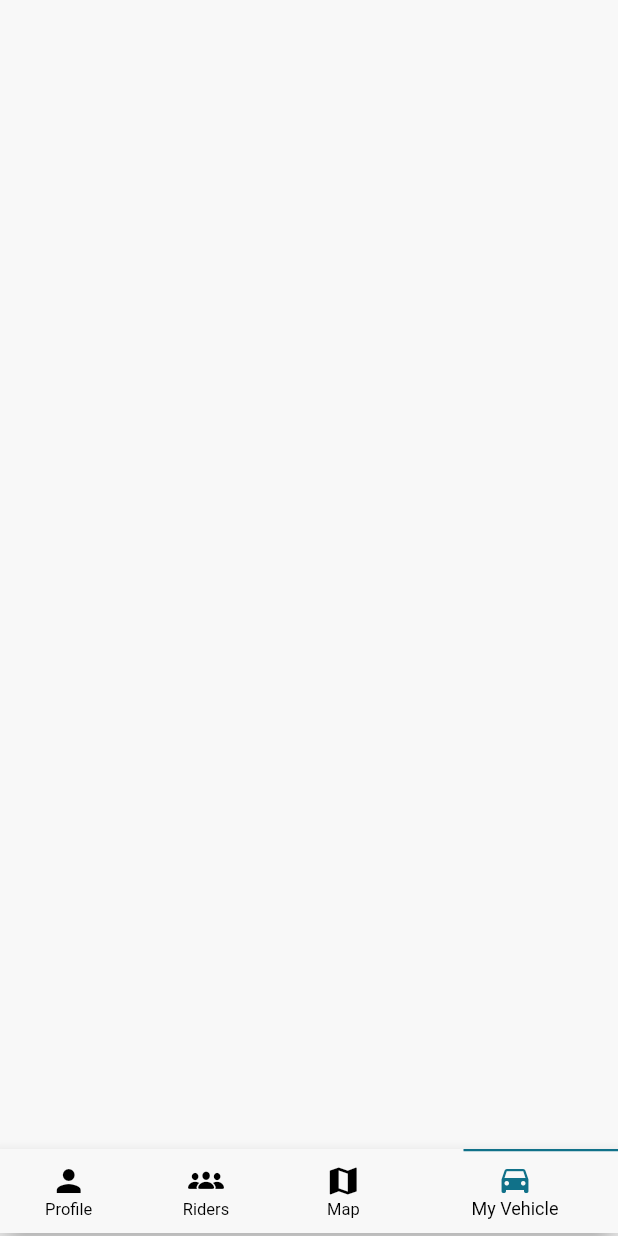
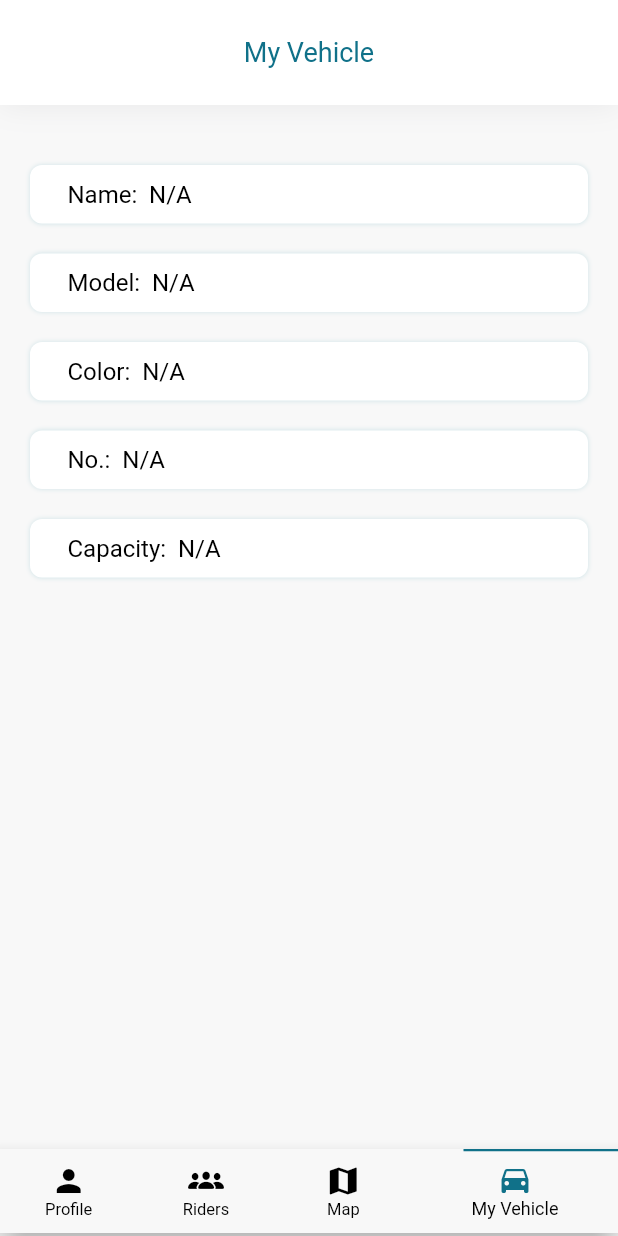
Before and after one commit to aniket-yadav/corporate-transport, a Flutter app: the DriverDashboard screen opened directly, swiped to page 4, on a phone screen of 412 x 824 dp. Run offline on Flutter 3.47's test engine with Material 2 defaults, Android fonts, the phone set to English and light mode, and no system bars; our stand-ins replace firebase_core, google_maps_flutter, image_picker, jiffy, location, numberpicker and 1 more; missing offline and left inert: encrypt; accounts and stored records are empty; network calls fail; Roboto replaces fonts that are missing (Cardo).

Commit message:
my vehicle

```diff
--- a/lib/view/driver/driver_map.dart
+++ b/lib/view/driver/driver_map.dart
@@ -31,13 +31,14 @@ class _DriverMapState extends State<DriverMap> {
   void initState() {
     super.initState();
     WidgetsBinding.instance.addPostFrameCallback((timeStamp) {
-      timer = Timer.periodic(const Duration(milliseconds: 500), (timer) {
+      timer = Timer.periodic(const Duration(seconds: 1), (timer) {
         getUpdatedLocation();
       });
     });
   }
 
   getUpdatedLocation() async {
+    dataController?.getVehicle();
     controller = await _controller.future;
     controller?.moveCamera(
       CameraUpdate.newCameraPosition(
--- a/lib/view/driver/vehicle.dart
+++ b/lib/view/driver/vehicle.dart
@@ -1,11 +1,75 @@
+import 'package:corporatetransportapp/controller/data_controller.dart';
+import 'package:corporatetransportapp/widgets/data_tile.dart';
+import 'package:flutter/material.dart';
+import 'package:provider/provider.dart';
 
-import 'package:flutter/material.dart';
-
-class Vehicle extends StatelessWidget {
+class Vehicle extends StatefulWidget {
   const Vehicle({Key? key}) : super(key: key);
 
   @override
+  State<Vehicle> createState() => _VehicleState();
+}
+
+class _VehicleState extends State<Vehicle> {
+  @override
+  void initState() {
+    WidgetsBinding.instance.addPostFrameCallback((timeStamp) {
+      final dataController =
+          Provider.of<DataController>(context, listen: false);
+      dataController.getVehicle();
+    });
+    super.initState();
+  }
+
+  @override
   Widget build(BuildContext context) {
-    return Container();
+    final dataController = Provider.of<DataController>(context);
+    return SafeArea(
+      child: SingleChildScrollView(
+        child: Column(
+          children: [
+            Container(
+              alignment: Alignment.center,
+              height: 70,
+              decoration: const BoxDecoration(
+                color: Color(0xffffffff),
+                boxShadow: [
+                  BoxShadow(
+                    color: Color(0x1100000D),
+                    blurRadius: 16,
+                    spreadRadius: 0,
+                  )
+                ],
+              ),
+              child: const Text(
+                "My Vehicle",
+                style: TextStyle(
+                  fontSize: 18,
+                  color: Color(0xFF107189),
+                ),
+              ),
+            ),
+            const SizedBox(
+              height: 20,
+            ),
+            DataTile(
+              label: "Name:  ${dataController.vehicle?.name ?? 'N/A'}",
+            ),
+            DataTile(
+              label: "Model:  ${dataController.vehicle?.model ?? 'N/A'}",
+            ),
+            DataTile(
+              label: "Color:  ${dataController.vehicle?.color ?? 'N/A'}",
+            ),
+            DataTile(
+              label: "No.:  ${dataController.vehicle?.platno ?? 'N/A'}",
+            ),
+            DataTile(
+              label: "Capacity:  ${dataController.vehicle?.capacity ?? 'N/A'}",
+            ),
+          ],
+        ),
+      ),
+    );
   }
 }
--- a/lib/widgets/data_tile.dart
+++ b/lib/widgets/data_tile.dart
@@ -2,9 +2,8 @@ import 'package:flutter/material.dart';
 
 class DataTile extends StatelessWidget {
   final String label;
-  final IconData icon;
-  const DataTile({Key? key, required this.icon, required this.label})
-      : super(key: key);
+  final IconData? icon;
+  const DataTile({Key? key, this.icon, required this.label}) : super(key: key);
 
   @override
   Widget build(BuildContext context) {
@@ -28,10 +27,11 @@ class DataTile extends StatelessWidget {
       ),
       child: Row(
         children: [
-          Icon(
-            icon,
-            color: const Color(0xFF107189),
-          ),
+          if (icon != null)
+            Icon(
+              icon,
+              color: const Color(0xFF107189),
+            ),
           const SizedBox(
             width: 15.0,
           ),
```
